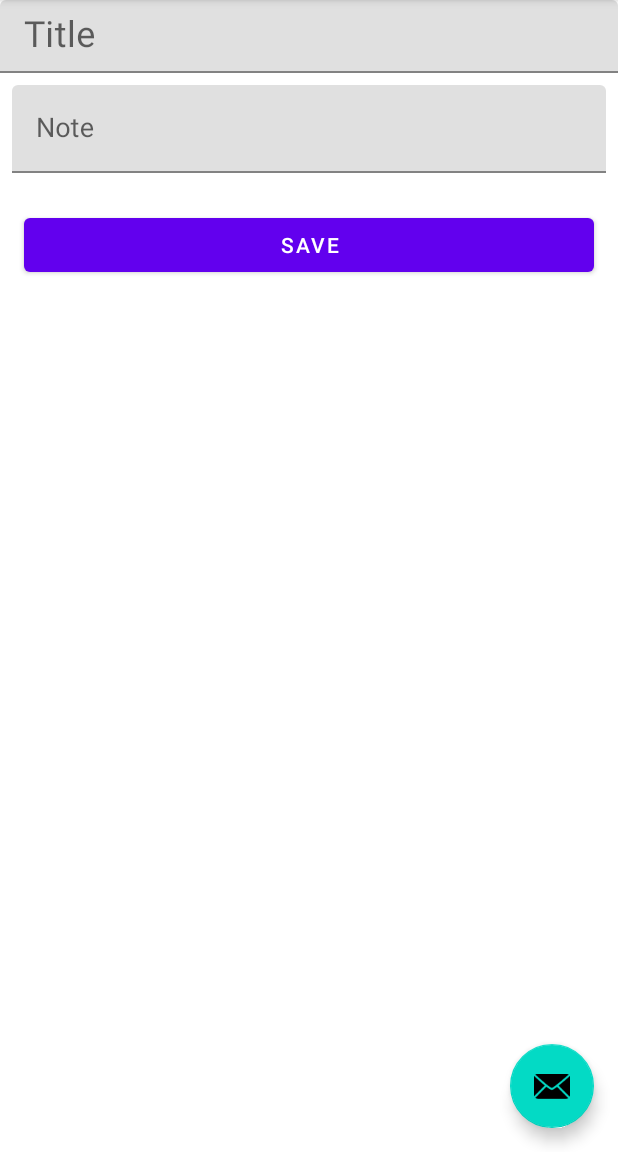
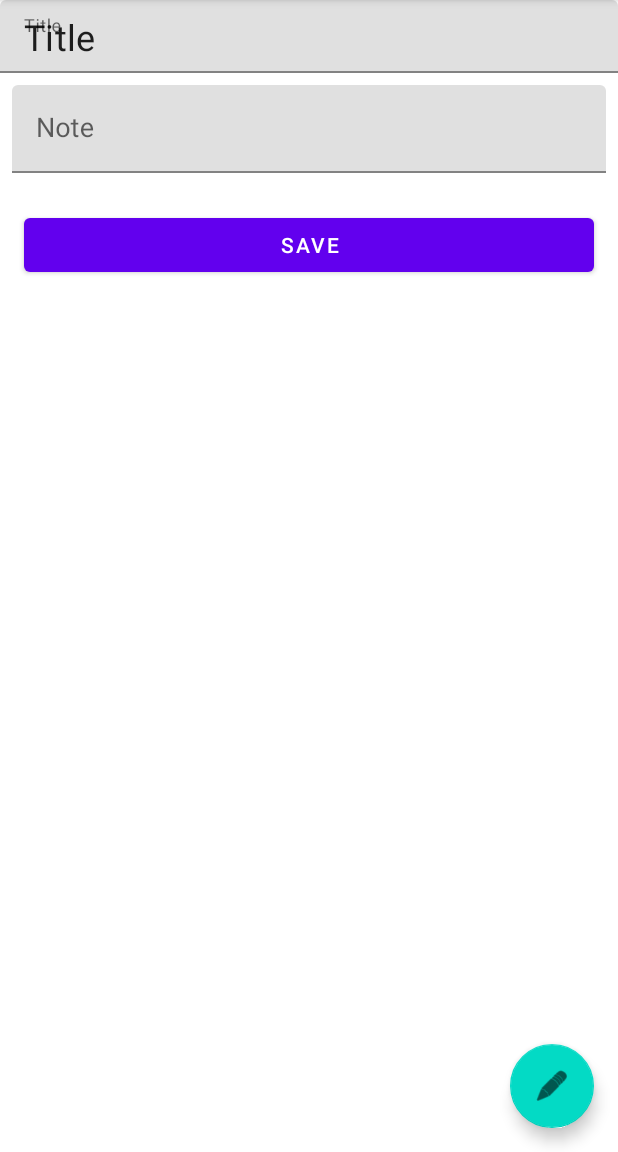
Before and after one commit to Joep110/MadLevel5Task1, an Android app: the AddNoteFragment screen opened through its navigation route, on a phone screen of 412 x 824 dp, the part 84-1236 px from its top. Run offline under Robolectric (Android 15) with nearby library versions, the phone set to English and light mode, and no system bars; our stand-ins replace Room's generated code.

Commit message:
Finished step 5.2

```diff
--- a/app/src/main/java/com/example/madlevel5task1/ui/AddNoteFragment.kt
+++ b/app/src/main/java/com/example/madlevel5task1/ui/AddNoteFragment.kt
@@ -6,13 +6,19 @@ import android.view.LayoutInflater
 import android.view.View
 import android.view.ViewGroup
 import android.widget.Button
+import android.widget.Toast
+import androidx.fragment.app.viewModels
+import androidx.lifecycle.Observer
 import androidx.navigation.fragment.findNavController
 import com.example.madlevel5task1.R
+import kotlinx.android.synthetic.main.fragment_add_note.*
 
 /**
  * A simple [Fragment] subclass as the second destination in the navigation.
  */
 class AddNoteFragment : Fragment() {
+
+    private val viewModel: NoteViewModel by viewModels()
 
     override fun onCreateView(
             inflater: LayoutInflater, container: ViewGroup?,
@@ -24,5 +30,37 @@ class AddNoteFragment : Fragment() {
 
     override fun onViewCreated(view: View, savedInstanceState: Bundle?) {
         super.onViewCreated(view, savedInstanceState)
+
+        btnSave.setOnClickListener {
+            saveNote()
+        }
+
+        observeNote()
     }
+
+    private fun observeNote() {
+        //fill the text fields with the current text and title from the viewmodel
+        viewModel.note.observe(viewLifecycleOwner, Observer {
+                note  ->
+            note?.let {
+                tilNoteTitle.editText?.setText(it.noteTitle)
+                tilNoteText.editText?.setText(it.noteText)
+            }
+
+        })
+
+        viewModel.error.observe(viewLifecycleOwner, Observer { message ->
+            Toast.makeText(activity, message, Toast.LENGTH_SHORT).show()
+        })
+
+        viewModel.success.observe(viewLifecycleOwner, Observer {
+            //"pop" the backstack, this means we destroy this    fragment and go back to the RemindersFragment
+            findNavController().popBackStack()
+        })
+    }
+
+    private fun saveNote() {
+        viewModel.updateNote(tilNoteTitle.editText?.text.toString(), tilNoteText.editText?.text.toString())
+    }
+
 }
--- a/app/src/main/java/com/example/madlevel5task1/ui/MainActivity.kt
+++ b/app/src/main/java/com/example/madlevel5task1/ui/MainActivity.kt
@@ -4,20 +4,37 @@ import android.os.Bundle
 import com.google.android.material.floatingactionbutton.FloatingActionButton
 import com.google.android.material.snackbar.Snackbar
 import androidx.appcompat.app.AppCompatActivity
+import androidx.navigation.findNavController
 import android.view.Menu
 import android.view.MenuItem
+import androidx.navigation.NavController
 import com.example.madlevel5task1.R
+import kotlinx.android.synthetic.main.activity_main.*
 
 class MainActivity : AppCompatActivity() {
+    private lateinit var navController: NavController
 
     override fun onCreate(savedInstanceState: Bundle?) {
         super.onCreate(savedInstanceState)
         setContentView(R.layout.activity_main)
         setSupportActionBar(findViewById(R.id.toolbar))
 
-        findViewById<FloatingActionButton>(R.id.fab).setOnClickListener { view ->
-            Snackbar.make(view, "Replace with your own action", Snackbar.LENGTH_LONG)
-                    .setAction("Action", null).show()
+        navController = findNavController(R.id.nav_host_fragment)
+
+        fabEditNote.setOnClickListener {
+            navController.navigate(
+                R.id.action_FirstFragment_to_SecondFragment
+            )
+        }
+    }
+
+    private fun fabToggler() {
+        navController.addOnDestinationChangedListener { _,       destination, _ ->
+            if (destination.id in arrayOf(R.id.SecondFragment)) {
+                fabEditNote.hide()
+            } else {
+                fabEditNote.show()
+            }
         }
     }
 
--- a/app/src/main/res/layout/activity_main.xml
+++ b/app/src/main/res/layout/activity_main.xml
@@ -21,12 +21,13 @@
     </com.google.android.material.appbar.AppBarLayout>
 
     <com.google.android.material.floatingactionbutton.FloatingActionButton
-        android:id="@+id/fab"
+        android:id="@+id/fabEditNote"
         android:layout_width="wrap_content"
         android:layout_height="wrap_content"
         android:layout_gravity="bottom|end"
         android:layout_margin="@dimen/fab_margin"
-        app:srcCompat="@android:drawable/ic_dialog_email" />
+        android:tint="@android:color/white"
+        app:srcCompat="@android:drawable/ic_menu_edit" />
 
     <include layout="@layout/content_main" />
 
```
